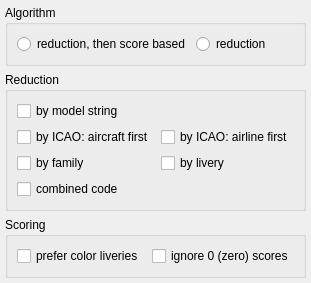
swift-project/pilotclient, file src/blackgui/editors/matchingform.ui: the form before one commit.
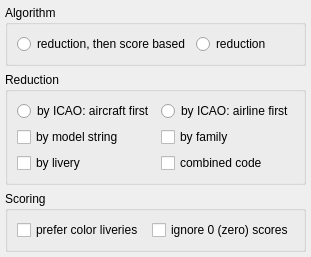
The form after the commit.

Commit message: Ref T298, matching setup form using "changed setup" signal and radio buttons for airline/aircraft first

Diff of the .ui file:
```diff
--- a/src/blackgui/editors/matchingform.ui
+++ b/src/blackgui/editors/matchingform.ui
@@ -55,45 +55,45 @@
       <string>Reduction</string>
      </property>
      <layout class="QGridLayout" name="gl_Mode">
-      <item row="2" column="0">
-       <widget class="QCheckBox" name="cb_ByFamily">
-        <property name="text">
-         <string>by family</string>
-        </property>
-       </widget>
-      </item>
-      <item row="3" column="0">
+      <item row="3" column="1">
        <widget class="QCheckBox" name="cb_ByCombinedCode">
         <property name="text">
          <string>combined code</string>
         </property>
        </widget>
       </item>
-      <item row="0" column="0">
+      <item row="3" column="0">
+       <widget class="QCheckBox" name="cb_ByLivery">
+        <property name="text">
+         <string>by livery</string>
+        </property>
+       </widget>
+      </item>
+      <item row="2" column="1">
+       <widget class="QCheckBox" name="cb_ByFamily">
+        <property name="text">
+         <string>by family</string>
+        </property>
+       </widget>
+      </item>
+      <item row="2" column="0">
        <widget class="QCheckBox" name="cb_ByModelString">
         <property name="text">
          <string>by model string</string>
         </property>
        </widget>
       </item>
-      <item row="1" column="1">
-       <widget class="QCheckBox" name="cb_ByIcaoDataAirline1st">
-        <property name="text">
-         <string>by ICAO: airline first</string>
-        </property>
-       </widget>
-      </item>
       <item row="1" column="0">
-       <widget class="QCheckBox" name="cb_ByIcaoDataAircraft1st">
+       <widget class="QRadioButton" name="rb_ByIcaoDataAircraft1st">
         <property name="text">
          <string>by ICAO: aircraft first</string>
         </property>
        </widget>
       </item>
-      <item row="2" column="1">
-       <widget class="QCheckBox" name="cb_ByLivery">
+      <item row="1" column="1">
+       <widget class="QRadioButton" name="rb_ByIcaoDataAirline1st">
         <property name="text">
-         <string>by livery</string>
+         <string>by ICAO: airline first</string>
         </property>
        </widget>
       </item>
```
Left out of the diff: 4 changed lines with no effect on the pictures. The commit also changes 1 other file.
